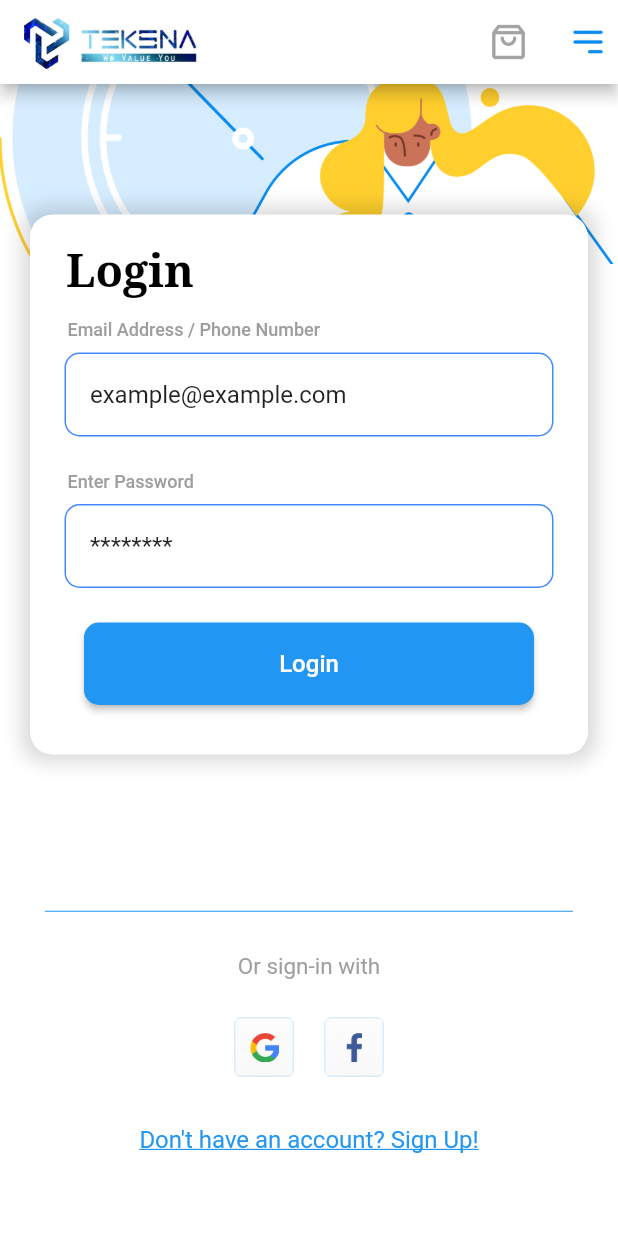
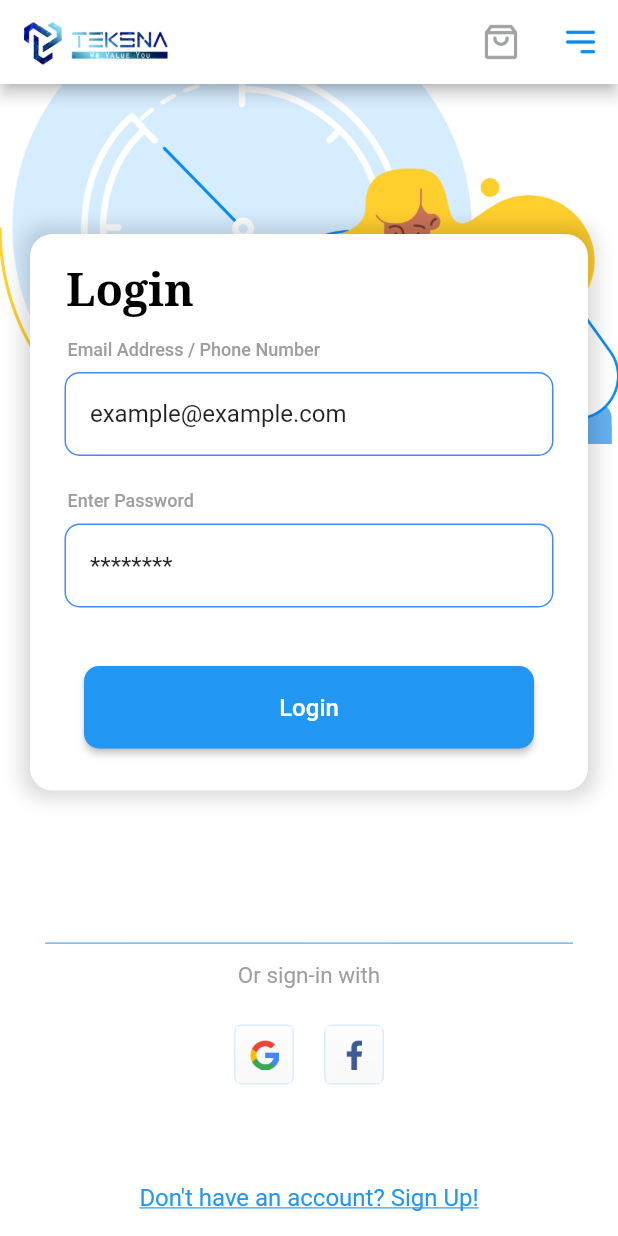
Before and after one commit to siddhantverma95/teksna-login-poc-apoorv, a Flutter app: the screen it shows after launch, on a phone screen of 412 x 824 dp. Run offline on Flutter 3.47's test engine with Material 2 defaults, Android fonts, the phone set to English and light mode, and no system bars.

Commit message:
This solves #1

```diff
--- a/lib/main.dart
+++ b/lib/main.dart
@@ -7,15 +7,17 @@ import 'package:flutter/services.dart';
 import 'package:flutter/widgets.dart';
 
 void main() {
-  SystemChrome.setSystemUIOverlayStyle(SystemUiOverlayStyle(
+  SystemChrome.setSystemUIOverlayStyle(
+    SystemUiOverlayStyle(
       systemNavigationBarColor: Colors.white, // navigation bar color
       statusBarColor: Colors.white, // status bar color
       statusBarIconBrightness: Brightness.dark, // status bar icon color
-    systemNavigationBarIconBrightness: Brightness.dark, // color of navigation controls
-  ));
+      systemNavigationBarIconBrightness:
+          Brightness.dark, // color of navigation controls
+    ),
+  );
   runApp(MyApp());
 }
-
 
 class MyApp extends StatelessWidget {
   // This widget is the root of your application.
@@ -24,12 +26,10 @@ class MyApp extends StatelessWidget {
     return MaterialApp(
       title: 'TEKSNA',
       debugShowCheckedModeBanner: false,
-
       home: MyHomePage(),
     );
   }
 }
-
 
 class MyHomePage extends StatefulWidget {
   MyHomePage({Key key, this.title}) : super(key: key);
@@ -43,55 +43,60 @@ class MyHomePage extends StatefulWidget {
 class _MyHomePageState extends State<MyHomePage> {
   @override
   Widget build(BuildContext context) {
-    return Scaffold(
+    return SafeArea(
+      top: true,
+      child: Scaffold(
+        resizeToAvoidBottomInset: false,
         appBar: AppBar(
           backgroundColor: Colors.white,
-        title: Image.asset(
+          title: Row(
+            children: [
+              //Padding(padding: EdgeInsets.only(right:50)),
+              Flexible(
+                child: Image.asset(
                   "assets/teksna.jpeg",
-          height: 80.0,
-          width: 120.0,
+                  height: 60.0,
+                  width: 100.0,
+                ),
+              ),
+            ],
           ),
           actions: <Widget>[
             Container(
-                 padding: EdgeInsets.only(right:8, top:15, bottom:15),
-                child:Image.asset("assets/mall-bag.png",
+              padding: EdgeInsets.only(right: 8, top: 15, bottom: 15),
+              child: Image.asset(
+                "assets/mall-bag.png",
                 width: 60,
-        ),),
+              ),
+            ),
             Container(
-                 padding: EdgeInsets.only(right:5, top:15, bottom:15),
-       child:  Image.asset(
+              padding: EdgeInsets.only(right: 10, top: 15, bottom: 15),
+              child: Image.asset(
                 "assets/line.png",
                 width: 30,
-        ),)
-        ]
-
               ),
-
+            )
+          ],
+        ),
         backgroundColor: Colors.white,
-      //backgroundColor: Colors.white,
-
         body: Stack(
-        children: [
+          children: <Widget>[
+            Align(
+              alignment: Alignment.topCenter,
+              child: Container(
+                constraints: BoxConstraints.expand(
+                  height: 240.0,
+                  width: MediaQuery.of(context).size.width,
+                ),
+                decoration: BoxDecoration(color: Colors.white),
+                child: Image.asset("assets/img.png", fit: BoxFit.cover),
+              ),
+            ),
             Positioned(
-            top: 0,
-            right: 0,
-            left: 0,
-            child: Container(
-              height: 120,
-              width: 700,
-              decoration: BoxDecoration(
-                image: DecorationImage(
-                  image: AssetImage("assets/img.png"),
-                  fit: BoxFit.fitWidth             )
-              ),
-          ),),
-
-          Positioned(
-            top: 87,
-              child: Container(
-                height: 360,
-                width: MediaQuery.of(context).size.width-40,
-                margin: EdgeInsets.symmetric(horizontal: 20),
+              child: (Container(
+                //height: 360,
+                //width: MediaQuery.of(context).size.width - 40,
+                margin: EdgeInsets.only(top: 100, right: 20, left: 20),
                 decoration: BoxDecoration(
                   borderRadius: BorderRadius.circular(15),
                   color: Colors.white,
@@ -101,20 +106,22 @@ class _MyHomePageState extends State<MyHomePage> {
                       blurRadius: 10,
                       spreadRadius: 5,
                     )
-                  ]
+                  ],
                 ),
-
                 padding: EdgeInsets.symmetric(horizontal: 15, vertical: 12),
                 child: SingleChildScrollView(
                   child: Column(
                     mainAxisAlignment: MainAxisAlignment.start,
                     crossAxisAlignment: CrossAxisAlignment.start,
                     children: [
-
                       SizedBox(height: 8),
-
                       Align(
-                        alignment: Alignment(-0.93,0),
+                        alignment: Alignment(-0.93, 0),
+                        child: SafeArea(
+                          top: true,
+                          left: true,
+                          bottom: true,
+                          right: true,
                           child: InkWell(
                             onTap: () {
                               //TODO
@@ -127,23 +134,24 @@ class _MyHomePageState extends State<MyHomePage> {
                                 fontWeight: FontWeight.w600,
                                 fontFamily: "Serif",
                                 // fontStyle: ,
-
                               ),
                             ),
                           ),
                         ),
-
-
+                      ),
                       SizedBox(height: 15),
                       _labelText('Email Address / Phone Number '),
                       _inputTextField('example@example.com', false),
                       SizedBox(height: 15),
                       _labelText('Enter Password'),
                       _inputTextField('********', true),
-
                       SizedBox(height: 15),
                       Align(
                         alignment: Alignment.center,
+                        child: SafeArea(
+                          left: true,
+                          right: true,
+                          minimum: const EdgeInsets.all(16.0),
                           child: Container(
                             height: 55,
                             width: 300,
@@ -165,73 +173,76 @@ class _MyHomePageState extends State<MyHomePage> {
                             ),
                           ),
                         ),
-
-
+                      ),
                     ],
                   ),
                 ),
               )),
-
-          Positioned(
-            top: MediaQuery.of(context).size.height-275,
-            right: 0,
-            left: 0,
+            ),
+            Column(
+              children: [
+                Flexible(
                   child: Column(
                     children: [
+                      Spacer(flex: 24),
                       Divider(
                         color: Colors.blue,
                         height: 5,
                         endIndent: 30,
                         indent: 30,
-
                       ),
-
-              SizedBox(height: 25),
-
+                      SizedBox(height: 10),
+                      Row(
+                        mainAxisAlignment: MainAxisAlignment.center,
+                        children: [
                           Text(
                             "Or sign-in with",
                             style: TextStyle(
                               fontSize: 15,
                               color: Colors.grey[500],
-
-              ),),
-
-              SizedBox(height: 25),
+                            ),
+                          ),
+                        ],
+                      ),
+                      Spacer(
+                        flex: 1,
+                      ),
                       Row(
                         mainAxisAlignment: MainAxisAlignment.center,
                         crossAxisAlignment: CrossAxisAlignment.center,
                         children: <Widget>[
-                   _loginSocialMediaBtn(
-                  'assets/google-icon 1.png'),
-
+                          _loginSocialMediaBtn('assets/google-icon 1.png'),
                           SizedBox(width: 20),
-
-                  _loginSocialMediaBtn(
-                      'assets/Vector.png'),
+                          _loginSocialMediaBtn('assets/Vector.png'),
                         ],
                       ),
-
-
-            ],),
-          ),
-
-          Positioned(
-            top: MediaQuery.of(context).size.height-130,
-            right: 0,
-            left: 0,
-            child: Column(children: [
-              Text('Don\'t have an account? Sign Up!',
+                      SizedBox(height: 50),
+                      SafeArea(
+                        bottom: true,
+                        minimum: const EdgeInsets.all(16.0),
+                        child: Column(
+                          children: [
+                            Text(
+                              'Don\'t have an account? Sign Up!',
                               style: TextStyle(
                                 decoration: TextDecoration.underline,
                                 color: Colors.blue[500],
                                 fontSize: 16,
-                ),)
-            ],),)
-        ],),
+                              ),
+                            )
+                          ],
+                        ),
+                      ),
+                    ],
+                  ),
+                ),
+              ],
+            ),
+          ],
+        ),
+      ),
     );
   }
-
-
 
   //button to login in using scial media,
   _loginSocialMediaBtn(String img) {
@@ -239,11 +250,12 @@ class _MyHomePageState extends State<MyHomePage> {
       size: Size(40, 40),
       child: Container(
         decoration: new BoxDecoration(
-              border: Border.all(width: 1, color: Colors.blue[400].withOpacity(0.2)),
+          border:
+              Border.all(width: 1, color: Colors.blue[400].withOpacity(0.2)),
           borderRadius: new BorderRadius.all(Radius.circular(5.0)),
           shape: BoxShape.rectangle,
         ), //button width and height
-       child:ClipRRect(
+        child: ClipRRect(
           //borderRadius: BorderRadius.circular(5),
           child: Material(
             elevation: 16,
@@ -261,7 +273,8 @@ class _MyHomePageState extends State<MyHomePage> {
             ),
           ),
         ),
-    ));
+      ),
+    );
   }
 
   _inputTextField(hintText, bool obscuretext) {
@@ -278,7 +291,8 @@ class _MyHomePageState extends State<MyHomePage> {
             hintText: hintText,
             hintStyle: TextStyle(
               color: Colors.black87,
-              )),
+            ),
+          ),
         ),
       ),
     );
```
Lines whose indentation alone changed are shown as unchanged.
